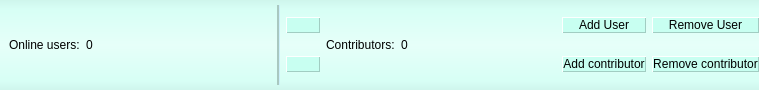
Above: CLIENT/GUI/editorWindow/ui/gui_usersbar.ui from GiuliCler/GIMPteam before the change. Below: the same form after it.
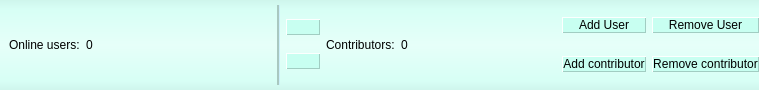
That is the form after the change. Icons and pictures are not drawn.

```diff
--- a/CLIENT/GUI/editorWindow/ui/gui_usersbar.ui
+++ b/CLIENT/GUI/editorWindow/ui/gui_usersbar.ui
@@ -25,14 +25,9 @@
 background-color: rgb(203, 240, 251);
 }
 
-QPushButton#contributorsWidget{
-	height: 34px;
-	width: 36px;
-}
+
 
 QPushButton {
-	/*height: 34px;
-	width: 36px;*/
     background-color: hsv(165, 55, 255);
     border-width: 1px;
 	border-style: outset;
@@ -361,9 +356,47 @@
           <number>0</number>
          </property>
          <item>
-          <layout class="QVBoxLayout" name="verticalLayout">
+          <widget class="QWidget" name="widget_3" native="true">
+           <layout class="QVBoxLayout" name="verticalLayout_2">
+            <property name="spacing">
+             <number>0</number>
+            </property>
+            <property name="leftMargin">
+             <number>0</number>
+            </property>
+            <property name="topMargin">
+             <number>0</number>
+            </property>
+            <property name="rightMargin">
+             <number>0</number>
+            </property>
+            <property name="bottomMargin">
+             <number>0</number>
+            </property>
+            <item>
+             <spacer name="verticalSpacer_2">
+              <property name="orientation">
+               <enum>Qt::Vertical</enum>
+              </property>
+              <property name="sizeType">
+               <enum>QSizePolicy::Maximum</enum>
+              </property>
+              <property name="sizeHint" stdset="0">
+               <size>
+                <width>20</width>
+                <height>1</height>
+               </size>
+              </property>
+             </spacer>
+            </item>
            <item>
             <widget class="QPushButton" name="showColorsPushButton">
+              <property name="sizePolicy">
+               <sizepolicy hsizetype="Minimum" vsizetype="Maximum">
+                <horstretch>0</horstretch>
+                <verstretch>0</verstretch>
+               </sizepolicy>
+              </property>
              <property name="toolTip">
               <string>Apply users colors</string>
              </property>
@@ -377,13 +410,19 @@
              <property name="iconSize">
               <size>
                <width>32</width>
-               <height>32</height>
+                <height>30</height>
               </size>
              </property>
             </widget>
            </item>
            <item>
             <widget class="QPushButton" name="hideColorsPushButton">
+              <property name="sizePolicy">
+               <sizepolicy hsizetype="Minimum" vsizetype="Maximum">
+                <horstretch>0</horstretch>
+                <verstretch>0</verstretch>
+               </sizepolicy>
+              </property>
              <property name="toolTip">
               <string>Apply text colors</string>
              </property>
@@ -397,12 +436,29 @@
              <property name="iconSize">
               <size>
                <width>32</width>
-               <height>32</height>
+                <height>30</height>
               </size>
              </property>
             </widget>
            </item>
-          </layout>
+            <item>
+             <spacer name="verticalSpacer">
+              <property name="orientation">
+               <enum>Qt::Vertical</enum>
+              </property>
+              <property name="sizeType">
+               <enum>QSizePolicy::Maximum</enum>
+              </property>
+              <property name="sizeHint" stdset="0">
+               <size>
+                <width>20</width>
+                <height>1</height>
+               </size>
+              </property>
+             </spacer>
+            </item>
+           </layout>
+          </widget>
          </item>
          <item>
           <widget class="QWidget" name="contributorUsersWidget" native="true">
```
Left out of the diff: 44 changed lines with no effect on the pictures. Lines whose indentation alone changed are shown as unchanged.
